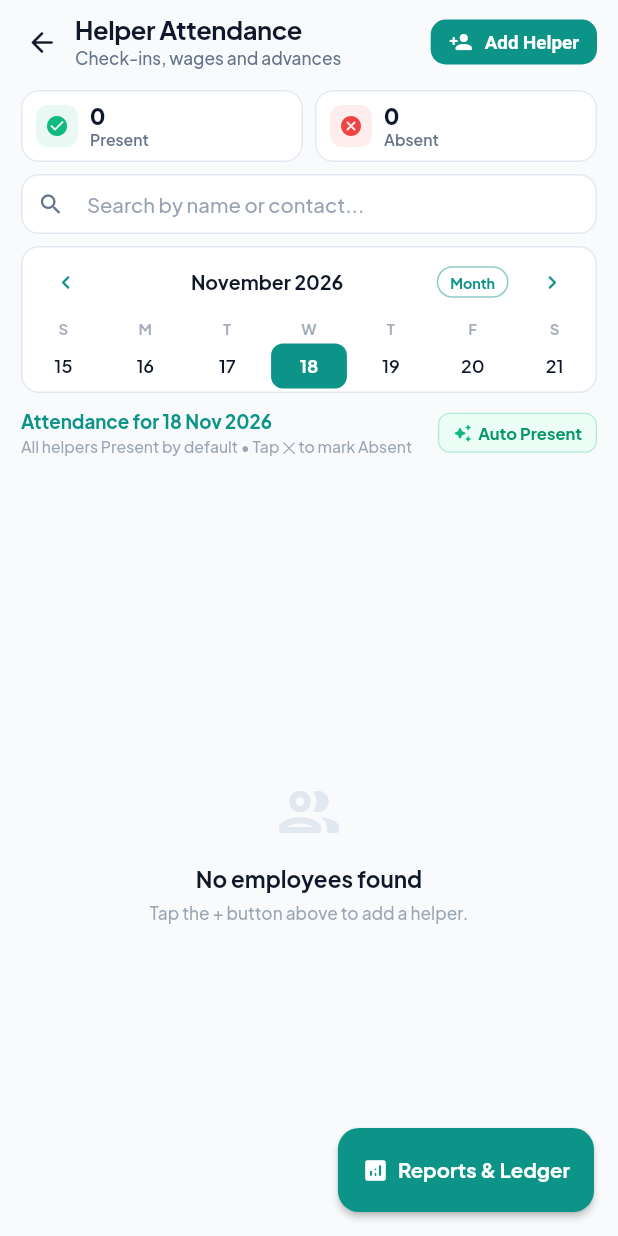
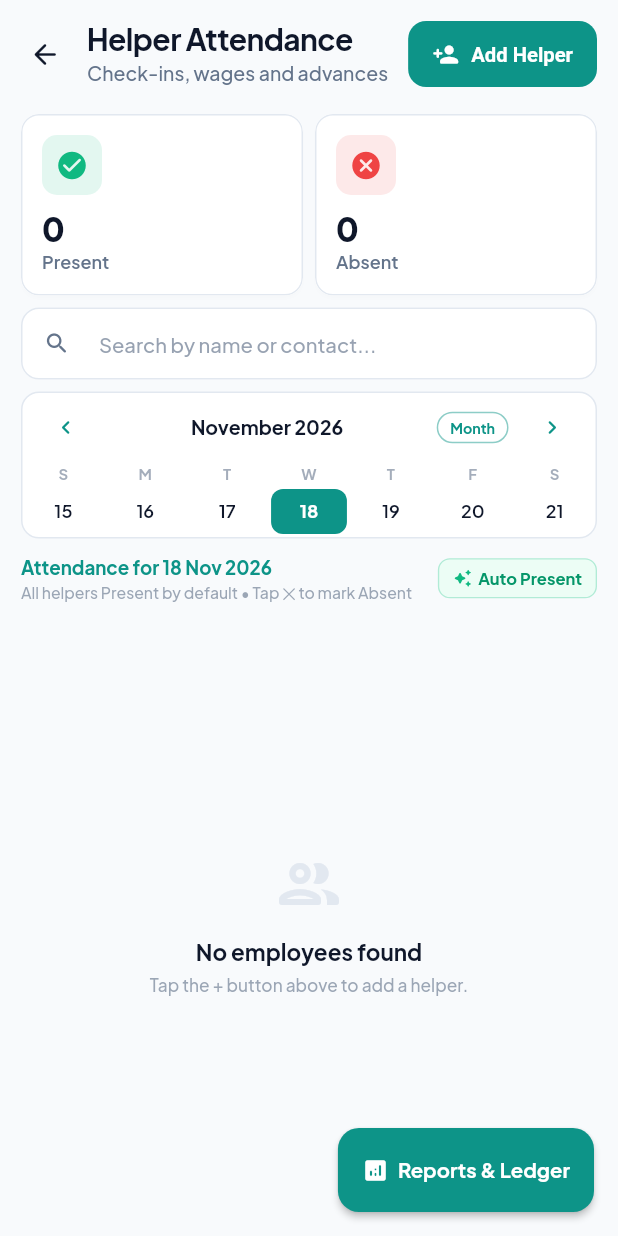
Before and after one commit to arvindverma63/My-Task, a Flutter app: the MainDashboardScreen screen opened directly, after a tap on "Helper Attendance", on a phone screen of 412 x 824 dp. Run offline on Flutter 3.47's test engine with Material 3 defaults, Android fonts, the phone set to English and light mode, and no system bars; drawn by our look-alikes of table_calendar; our stand-ins replace flutter_local_notifications, flutter_timezone, google_fonts, google_sign_in, image_picker, pdf and 3 more; accounts and stored records are empty; network calls fail.

Commit message:
Improve UI scale and professional feel
- Remove VisualDensity.compact -> standard so components breathe
- Remove dense ListTile, increase minVerticalPadding 6->10
- AppStatTile: vertical layout, 40px icon, 22px value, subtle shadow
- AppPageHeader: title 17->20px, subtitle 11.5->13px, more padding
- AppHeaderAction: icon 20->22px, button height 38->44px
- Module tiles: more padding, larger icon area, subtle elevation
- Dashboard header: logo 38->46px, app name 17->20px
- Buttons: height 40->46px, more horizontal padding
- Input fields: padding increased, isDense false
- Cards: subtle 1dp elevation in light mode

Co-Authored-By: Claude Sonnet 4.6 <noreply@anthropic.com>

```diff
--- a/lib/screens/main_dashboard_screen.dart
+++ b/lib/screens/main_dashboard_screen.dart
@@ -622,23 +622,23 @@ class _MainDashboardScreenState extends State<MainDashboardScreen> {
     final statusColor = _isGuest ? AppColors.warning : AppColors.success;
 
     return Padding(
-      padding: const EdgeInsets.fromLTRB(16, 10, 14, 8),
+      padding: const EdgeInsets.fromLTRB(18, 14, 16, 10),
       child: Row(
         children: [
           Container(
-            width: 38,
-            height: 38,
+            width: 46,
+            height: 46,
             decoration: BoxDecoration(
               gradient: const LinearGradient(
                 colors: [Color(0xFF14B8A6), Color(0xFF0F766E)],
                 begin: Alignment.topLeft,
                 end: Alignment.bottomRight,
               ),
-              borderRadius: BorderRadius.circular(11),
+              borderRadius: BorderRadius.circular(14),
             ),
-            child: const Icon(Icons.home_rounded, color: Colors.white, size: 21),
+            child: const Icon(Icons.home_rounded, color: Colors.white, size: 26),
           ),
-          const SizedBox(width: 10),
+          const SizedBox(width: 12),
           Expanded(
             child: Column(
               crossAxisAlignment: CrossAxisAlignment.start,
@@ -649,24 +649,24 @@ class _MainDashboardScreenState extends State<MainDashboardScreen> {
                     Text(
                       'Homelly',
                       style: TextStyle(
-                        fontSize: 17,
+                        fontSize: 20,
                         fontWeight: FontWeight.w800,
-                        letterSpacing: -0.3,
+                        letterSpacing: -0.4,
                         height: 1.2,
                         color: AppColors.title(isDark),
                       ),
                     ),
-                    const SizedBox(width: 6),
+                    const SizedBox(width: 8),
                     Container(
-                      padding: const EdgeInsets.symmetric(horizontal: 6, vertical: 1.5),
+                      padding: const EdgeInsets.symmetric(horizontal: 8, vertical: 2),
                       decoration: BoxDecoration(
-                        color: statusColor.withAlpha(isDark ? 45 : 28),
-                        borderRadius: BorderRadius.circular(6),
+                        color: statusColor.withAlpha(isDark ? 50 : 30),
+                        borderRadius: BorderRadius.circular(8),
                       ),
                       child: Text(
                         _isGuest ? 'Guest trial' : 'Active',
                         style: TextStyle(
-                          fontSize: 10,
+                          fontSize: 11,
                           fontWeight: FontWeight.w700,
                           color: _isGuest
                               ? (isDark ? const Color(0xFFFBBF24) : const Color(0xFFB45309))
@@ -676,10 +676,11 @@ class _MainDashboardScreenState extends State<MainDashboardScreen> {
                     ),
                   ],
                 ),
+                const SizedBox(height: 1),
                 Text(
                   '${_getGreeting()}, $_username',
                   style: TextStyle(
-                    fontSize: 12,
+                    fontSize: 13,
                     fontWeight: FontWeight.w500,
                     color: AppColors.subtitle(isDark),
                   ),
@@ -898,6 +899,8 @@ class _MainDashboardScreenState extends State<MainDashboardScreen> {
 
     return Material(
       color: AppColors.surface(isDark),
+      elevation: isDark ? 0 : 1.5,
+      shadowColor: Colors.black.withAlpha(16),
       shape: RoundedRectangleBorder(
         borderRadius: radius,
         side: BorderSide(color: AppColors.border(isDark)),
@@ -908,33 +911,33 @@ class _MainDashboardScreenState extends State<MainDashboardScreen> {
         splashColor: accentColor.withAlpha(30),
         highlightColor: accentColor.withAlpha(16),
         child: Padding(
-          padding: const EdgeInsets.all(8),
+          padding: const EdgeInsets.all(12),
           child: Column(
             crossAxisAlignment: CrossAxisAlignment.stretch,
             children: [
               Expanded(
                 child: Container(
                   decoration: BoxDecoration(
-                    color: accentColor.withAlpha(isDark ? 28 : 16),
-                    borderRadius: BorderRadius.circular(10),
+                    color: accentColor.withAlpha(isDark ? 35 : 20),
+                    borderRadius: BorderRadius.circular(12),
                   ),
                   clipBehavior: Clip.antiAlias,
                   child: FittedBox(
                     fit: BoxFit.contain,
                     child: Padding(
-                      padding: const EdgeInsets.all(6),
+                      padding: const EdgeInsets.all(8),
                       child: vectorArt,
                     ),
                   ),
                 ),
               ),
-              const SizedBox(height: 8),
+              const SizedBox(height: 10),
               Padding(
                 padding: const EdgeInsets.symmetric(horizontal: 2),
                 child: Text(
                   title,
                   style: TextStyle(
-                    fontSize: 13,
+                    fontSize: 14,
                     fontWeight: FontWeight.w700,
                     letterSpacing: -0.2,
                     height: 1.2,
@@ -945,13 +948,13 @@ class _MainDashboardScreenState extends State<MainDashboardScreen> {
                 ),
               ),
               Padding(
-                padding: const EdgeInsets.fromLTRB(2, 1, 2, 2),
+                padding: const EdgeInsets.fromLTRB(2, 2, 2, 2),
                 child: Text(
                   countBadge,
                   maxLines: 1,
                   overflow: TextOverflow.ellipsis,
                   style: TextStyle(
-                    fontSize: 11.5,
+                    fontSize: 12,
                     fontWeight: FontWeight.w500,
                     color: AppColors.subtitle(isDark),
                   ),
--- a/lib/widgets/app_ui.dart
+++ b/lib/widgets/app_ui.dart
@@ -31,7 +31,7 @@ class AppPageHeader extends StatelessWidget {
         mainAxisSize: MainAxisSize.min,
         children: [
           Padding(
-            padding: EdgeInsets.fromLTRB(canPop ? 8 : 16, 8, 14, 6),
+            padding: EdgeInsets.fromLTRB(canPop ? 6 : 18, 12, 14, 10),
             child: Row(
               children: [
                 if (canPop) ...[
@@ -39,11 +39,11 @@ class AppPageHeader extends StatelessWidget {
                     icon: const Icon(Icons.arrow_back_rounded, size: 22),
                     color: AppColors.title(isDark),
                     padding: EdgeInsets.zero,
-                    constraints: const BoxConstraints(minWidth: 40, minHeight: 40),
+                    constraints: const BoxConstraints(minWidth: 44, minHeight: 44),
                     tooltip: 'Back',
                     onPressed: () => Navigator.maybePop(context),
                   ),
-                  const SizedBox(width: 2),
+                  const SizedBox(width: 4),
                 ],
                 Expanded(
                   child: Column(
@@ -55,21 +55,21 @@ class AppPageHeader extends StatelessWidget {
                         maxLines: 1,
                         overflow: TextOverflow.ellipsis,
                         style: TextStyle(
-                          fontSize: 17,
+                          fontSize: 20,
                           fontWeight: FontWeight.w700,
-                          letterSpacing: -0.3,
+                          letterSpacing: -0.4,
                           height: 1.2,
                           color: AppColors.title(isDark),
                         ),
                       ),
                       if (subtitle != null) ...[
-                        const SizedBox(height: 1),
+                        const SizedBox(height: 2),
                         Text(
                           subtitle!,
                           maxLines: 1,
                           overflow: TextOverflow.ellipsis,
                           style: TextStyle(
-                            fontSize: 11.5,
+                            fontSize: 13,
                             fontWeight: FontWeight.w500,
                             color: AppColors.subtitle(isDark),
                           ),
@@ -123,30 +123,30 @@ class AppHeaderAction extends StatelessWidget {
 
     if (label == null) {
       return IconButton(
-        icon: Icon(icon, size: 20),
+        icon: Icon(icon, size: 22),
         tooltip: tooltip,
         onPressed: onPressed,
         color: AppColors.subtitle(isDark),
         padding: EdgeInsets.zero,
-        constraints: const BoxConstraints(minWidth: 38, minHeight: 38),
+        constraints: const BoxConstraints(minWidth: 44, minHeight: 44),
         style: IconButton.styleFrom(
           backgroundColor: isDark ? AppColors.surfaceDark : AppColors.subtle,
-          shape: RoundedRectangleBorder(borderRadius: BorderRadius.circular(10)),
+          shape: RoundedRectangleBorder(borderRadius: BorderRadius.circular(12)),
         ),
       );
     }
 
     final button = FilledButton.icon(
       onPressed: onPressed,
-      icon: Icon(icon, size: 16),
+      icon: Icon(icon, size: 18),
       label: Text(label!),
       style: FilledButton.styleFrom(
         backgroundColor: scheme.primary,
         foregroundColor: scheme.onPrimary,
-        minimumSize: const Size(0, 38),
-        padding: const EdgeInsets.symmetric(horizontal: 12),
-        textStyle: const TextStyle(fontSize: 12.5, fontWeight: FontWeight.w700),
-        shape: RoundedRectangleBorder(borderRadius: BorderRadius.circular(10)),
+        minimumSize: const Size(0, 44),
+        padding: const EdgeInsets.symmetric(horizontal: 16),
+        textStyle: const TextStyle(fontSize: 13.5, fontWeight: FontWeight.w700),
+        shape: RoundedRectangleBorder(borderRadius: BorderRadius.circular(12)),
       ),
     );
     return tooltip == null ? button : Tooltip(message: tooltip!, child: button);
@@ -177,6 +177,8 @@ class AppStatTile extends StatelessWidget {
 
     return Material(
       color: AppColors.surface(isDark),
+      elevation: isDark ? 0 : 1,
+      shadowColor: Colors.black.withAlpha(14),
       shape: RoundedRectangleBorder(
         borderRadius: radius,
         side: BorderSide(color: AppColors.border(isDark)),
@@ -185,49 +187,44 @@ class AppStatTile extends StatelessWidget {
       child: InkWell(
         onTap: onTap,
         child: Padding(
-          padding: const EdgeInsets.symmetric(horizontal: 10, vertical: 8),
-          child: Row(
-            children: [
-              Container(
-                width: 28,
-                height: 28,
-                decoration: BoxDecoration(
-                  color: color.withAlpha(isDark ? 40 : 24),
-                  borderRadius: BorderRadius.circular(8),
-                ),
-                child: Icon(icon, color: color, size: 16),
-              ),
-              const SizedBox(width: 8),
-              Expanded(
+          padding: const EdgeInsets.symmetric(horizontal: 14, vertical: 14),
           child: Column(
             crossAxisAlignment: CrossAxisAlignment.start,
             mainAxisSize: MainAxisSize.min,
             children: [
+              Container(
+                width: 40,
+                height: 40,
+                decoration: BoxDecoration(
+                  color: color.withAlpha(isDark ? 50 : 30),
+                  borderRadius: BorderRadius.circular(10),
+                ),
+                child: Icon(icon, color: color, size: 22),
+              ),
+              const SizedBox(height: 10),
               FittedBox(
                 fit: BoxFit.scaleDown,
                 alignment: Alignment.centerLeft,
                 child: Text(
                   value,
                   style: TextStyle(
-                          fontSize: 15,
+                    fontSize: 22,
                     fontWeight: FontWeight.w800,
-                          letterSpacing: -0.3,
-                          height: 1.15,
+                    letterSpacing: -0.5,
+                    height: 1.1,
                     color: AppColors.title(isDark),
                   ),
                 ),
               ),
+              const SizedBox(height: 2),
               Text(
                 label,
                 maxLines: 1,
                 overflow: TextOverflow.ellipsis,
                 style: TextStyle(
-                        fontSize: 10.5,
+                  fontSize: 12,
                   fontWeight: FontWeight.w600,
                   color: AppColors.subtitle(isDark),
-                      ),
-                    ),
-                  ],
                 ),
               ),
             ],
```
Also changed, not shown: lib/theme/app_theme.dart (+21 -24 lines). Lines whose indentation alone changed are shown as unchanged.
